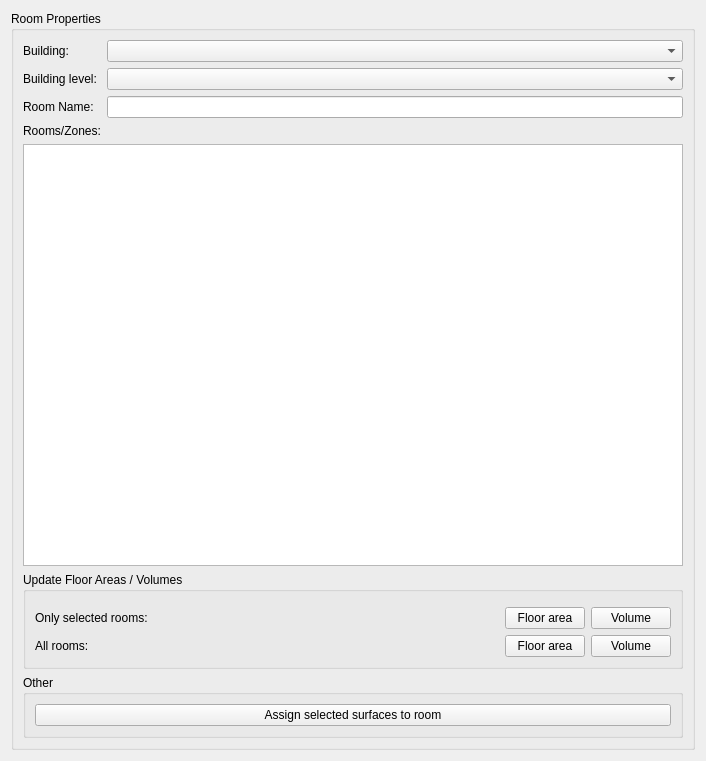
This is SIM-VICUS/src/SVPropBuildingZoneProperty.ui in ghorwin/SIM-VICUS as Qt 5 draws it before an edit. The edited form follows.
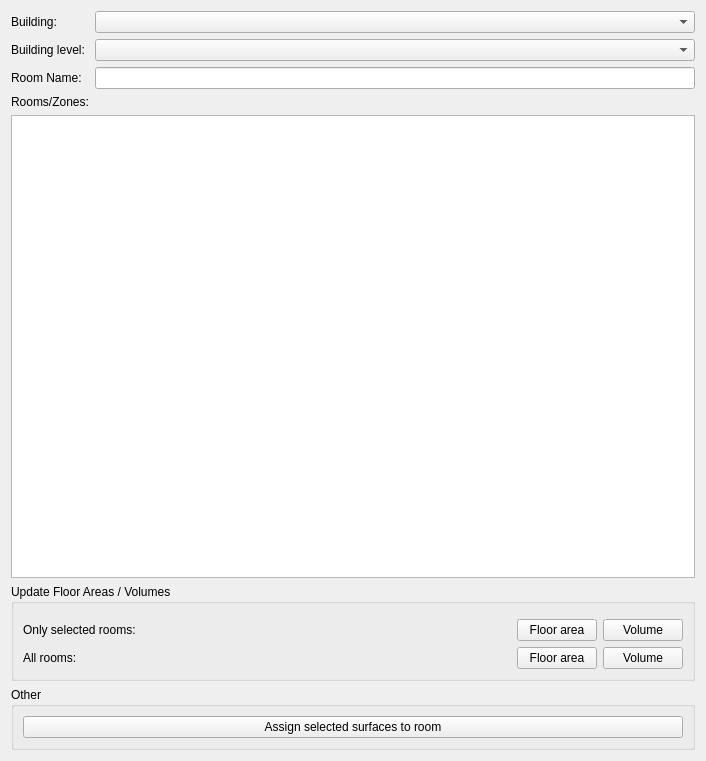
This is the edited form.

Commit message: Updated Building property widgets

```diff
--- a/SIM-VICUS/src/SVPropBuildingZoneProperty.ui
+++ b/SIM-VICUS/src/SVPropBuildingZoneProperty.ui
@@ -15,40 +15,15 @@
   </property>
   <layout class="QGridLayout" name="mainGridLayout">
    <item row="0" column="0">
-    <widget class="QGroupBox" name="groupBox_7">
-     <property name="title">
-      <string>Room Properties</string>
-     </property>
-     <layout class="QGridLayout" name="gridLayout_3" columnstretch="0,0">
-      <item row="2" column="0">
-       <widget class="QLabel" name="label_3">
+    <widget class="QLabel" name="label_6">
         <property name="text">
-         <string>Room Name:</string>
+      <string>Building:</string>
         </property>
        </widget>
       </item>
       <item row="0" column="1">
        <widget class="QComboBox" name="comboBoxBuildingFilter"/>
       </item>
-      <item row="2" column="1">
-       <widget class="QLineEdit" name="lineEditNameFilter"/>
-      </item>
-      <item row="6" column="0" colspan="2">
-       <widget class="QGroupBox" name="groupBox">
-        <property name="title">
-         <string>Other</string>
-        </property>
-        <layout class="QVBoxLayout" name="verticalLayout_2">
-         <item>
-          <widget class="QPushButton" name="pushButtonAssignSurface">
-           <property name="text">
-            <string>Assign selected surfaces to room</string>
-           </property>
-          </widget>
-         </item>
-        </layout>
-       </widget>
-      </item>
       <item row="1" column="0">
        <widget class="QLabel" name="label_7">
         <property name="text">
@@ -56,6 +31,36 @@
         </property>
        </widget>
       </item>
+   <item row="1" column="1">
+    <widget class="QComboBox" name="comboBoxBuildingLevelFilter"/>
+   </item>
+   <item row="2" column="0">
+    <widget class="QLabel" name="label_3">
+     <property name="text">
+      <string>Room Name:</string>
+     </property>
+    </widget>
+   </item>
+   <item row="2" column="1">
+    <widget class="QLineEdit" name="lineEditNameFilter"/>
+   </item>
+   <item row="3" column="0">
+    <widget class="QLabel" name="label_8">
+     <property name="text">
+      <string>Rooms/Zones:</string>
+     </property>
+    </widget>
+   </item>
+   <item row="4" column="0" colspan="2">
+    <widget class="QTableView" name="tableViewZones">
+     <property name="selectionMode">
+      <enum>QAbstractItemView::ExtendedSelection</enum>
+     </property>
+     <property name="sortingEnabled">
+      <bool>true</bool>
+     </property>
+    </widget>
+   </item>
       <item row="5" column="0" colspan="2">
        <widget class="QGroupBox" name="groupBoxSelectedComponent2">
         <property name="title">
@@ -154,30 +159,16 @@
         </layout>
        </widget>
       </item>
-      <item row="0" column="0">
-       <widget class="QLabel" name="label_6">
-        <property name="text">
-         <string>Building:</string>
-        </property>
-       </widget>
-      </item>
-      <item row="1" column="1">
-       <widget class="QComboBox" name="comboBoxBuildingLevelFilter"/>
-      </item>
-      <item row="4" column="0" colspan="2">
-       <widget class="QTableView" name="tableViewZones">
-        <property name="selectionMode">
-         <enum>QAbstractItemView::ExtendedSelection</enum>
-        </property>
-        <property name="sortingEnabled">
-         <bool>true</bool>
-        </property>
-       </widget>
-      </item>
-      <item row="3" column="0">
-       <widget class="QLabel" name="label_8">
+   <item row="6" column="0" colspan="2">
+    <widget class="QGroupBox" name="groupBox">
+     <property name="title">
+      <string>Other</string>
+     </property>
+     <layout class="QVBoxLayout" name="verticalLayout_2">
+      <item>
+       <widget class="QPushButton" name="pushButtonAssignSurface">
         <property name="text">
-         <string>Rooms/Zones:</string>
+         <string>Assign selected surfaces to room</string>
         </property>
        </widget>
       </item>
```
Lines whose indentation alone changed are shown as unchanged. The commit also changes 16 other files.
